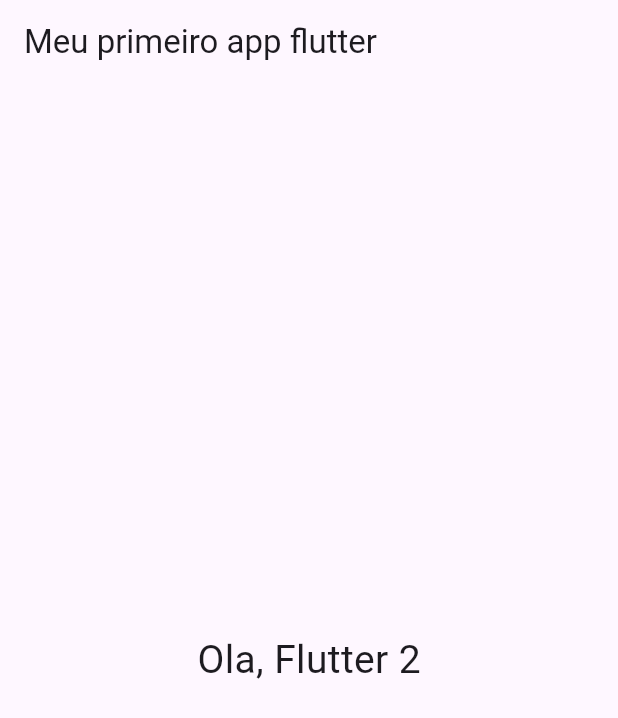
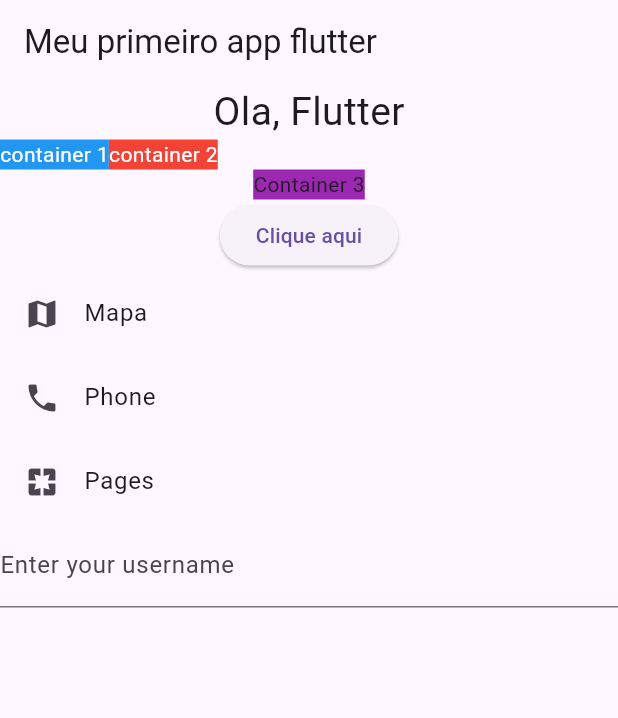
Before and after one commit to FelipeQueFez/introducao-dart, a Flutter app: the screen it shows after launch, on a phone screen of 412 x 824 dp. Shown: the top 718 px of the screen. Run offline on Flutter 3.47's test engine with Material 3 defaults, Android fonts, the phone set to English and light mode, and no system bars.

Commit message:
chore:widgets

```diff
--- a/packages/my_first_app_web/lib/main.dart
+++ b/packages/my_first_app_web/lib/main.dart
@@ -13,11 +13,65 @@ class MyApp extends StatelessWidget {
           title: Text('Meu primeiro app flutter'),
         ),
         body: Center(
-          child: Text(
-            "Ola, Flutter 2",
-            style: TextStyle(
-              fontSize: 26,
-            ),
+          child: Column(
+            children: [
+              Text(
+                'Ola, Flutter',
+                style: TextStyle(
+                  fontSize: 26,
+                ),
+              ),
+              Row(
+                children: [
+                  Container(
+                    color: Colors.blue,
+                    child: Text(
+                      "container 1",
+                      style: TextStyle(
+                        color: Colors.white,
+                      ),
+                    ),
+                  ),
+                  Container(
+                    color: Colors.red,
+                    child: Text(
+                      "container 2",
+                      style: TextStyle(
+                        color: Colors.white,
+                      ),
+                    ),
+                  ),
+                ],
+              ),
+              Container(
+                color: Colors.purple,
+                child: Text('Container 3'),
+              ),
+              ElevatedButton(
+                onPressed: () {
+                  print('botao pressionado');
+                },
+                child: Text('Clique aqui'),
+              ),
+              ListTile(
+                leading: Icon(Icons.map),
+                title: Text('Mapa'),
+              ),
+              ListTile(
+                leading: Icon(Icons.phone),
+                title: Text('Phone'),
+              ),
+              ListTile(
+                leading: Icon(Icons.pages),
+                title: Text('Pages'),
+              ),
+              TextFormField(
+                decoration: const InputDecoration(
+                  border: UnderlineInputBorder(),
+                  labelText: 'Enter your username',
+                ),
+              ),
+            ],
           ),
         ),
       ),
```
